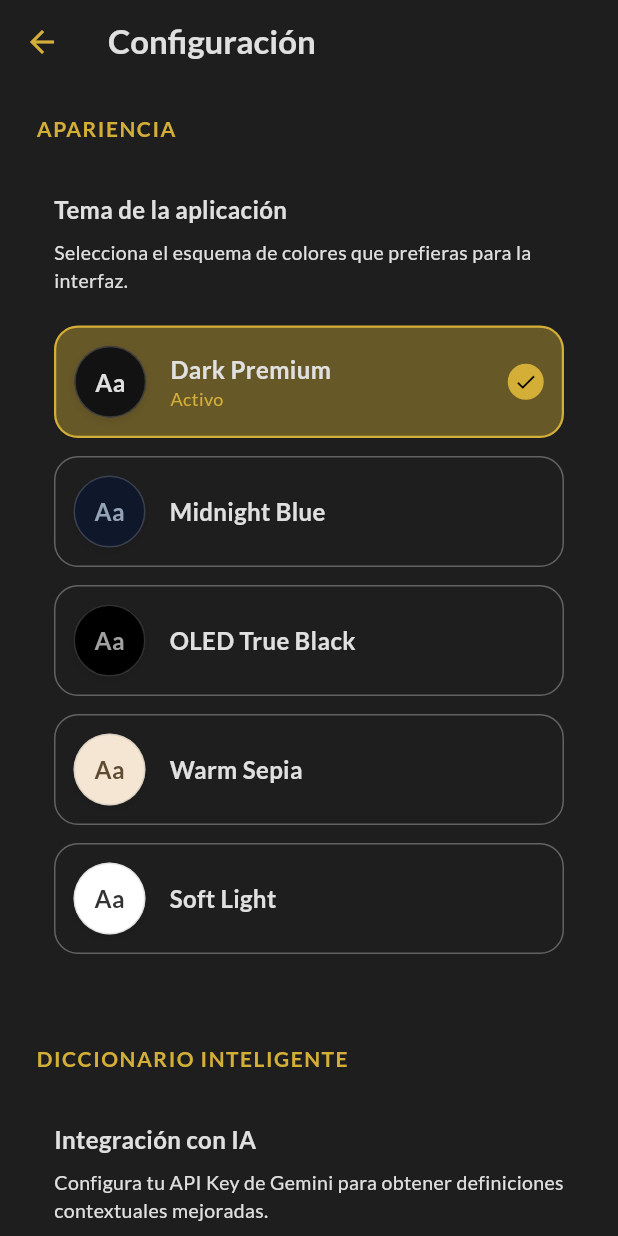
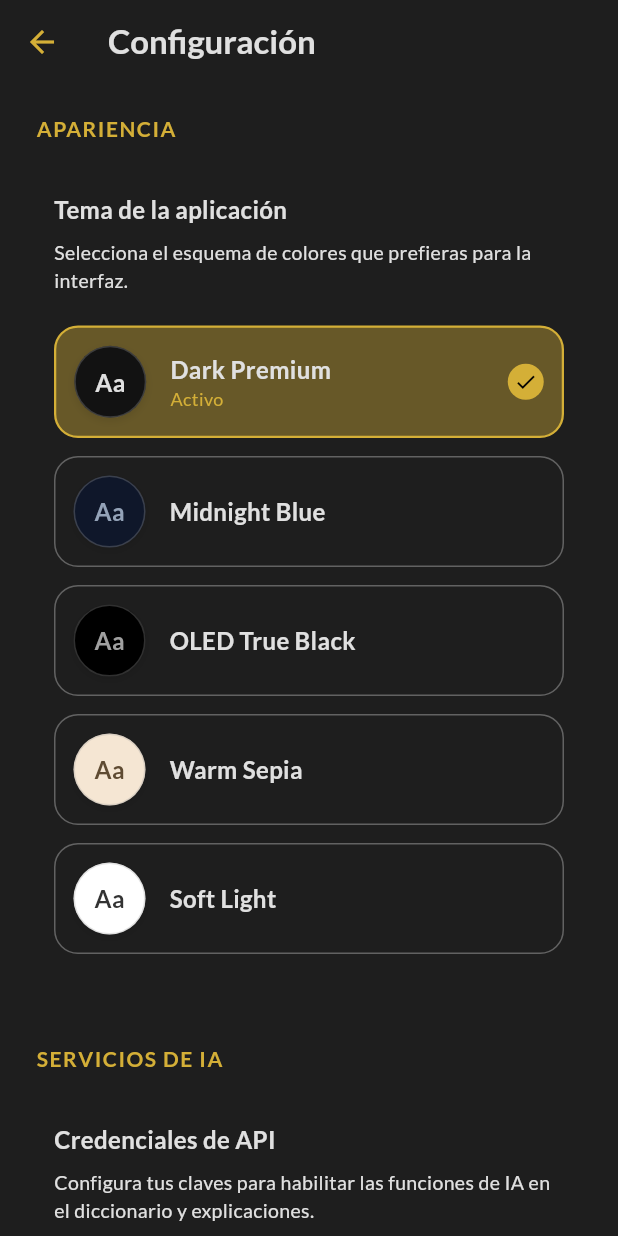
Before and after one commit to kesanchezgo/my_ebook_reader_anki_app, a Flutter app: the screen it shows after launch, after a tap on the "settings" icon, on a phone screen of 412 x 824 dp. Run offline on Flutter 3.47's test engine with Material 3 defaults, Android fonts, the phone set to English and light mode, and no system bars; our stand-ins replace csv, equatable, file_picker, flutter_bloc, flutter_tts, flutter_widget_from_html and 4 more; missing offline and left inert: epubx; accounts and stored records are empty.

Commit message:
feat: Integrate Perplexity and OpenRouter APIs for enhanced dictionary functionality

```diff
--- a/lib/screens/settings_screen.dart
+++ b/lib/screens/settings_screen.dart
@@ -57,13 +57,21 @@ class SettingsScreen extends StatelessWidget {
 
           const SizedBox(height: 32),
 
-          _buildSectionHeader(context, 'Diccionario Inteligente'),
+          _buildSectionHeader(context, 'Servicios de IA'),
           const SizedBox(height: 16),
-          _buildDictionarySection(context),
+          _buildAiServicesSection(context),
 
           const SizedBox(height: 32),
 
-          _buildContextSection(context),
+          _buildSectionHeader(context, 'Diccionario Inteligente'),
+          const SizedBox(height: 16),
+          _buildDictionaryPrioritySection(context),
+
+          const SizedBox(height: 32),
+
+          _buildSectionHeader(context, 'Explicación de Contexto'),
+          const SizedBox(height: 16),
+          _buildContextPrioritySection(context),
 
           const SizedBox(height: 32),
 
@@ -97,7 +105,7 @@ class SettingsScreen extends StatelessWidget {
     );
   }
 
-  Widget _buildDictionarySection(BuildContext context) {
+  Widget _buildAiServicesSection(BuildContext context) {
     final colorScheme = Theme.of(context).colorScheme;
 
     return Container(
@@ -110,7 +118,7 @@ class SettingsScreen extends StatelessWidget {
         crossAxisAlignment: CrossAxisAlignment.start,
         children: [
           Text(
-            'Integración con IA',
+            'Credenciales de API',
             style: TextStyle(
               fontSize: 16,
               fontWeight: FontWeight.bold,
@@ -119,17 +127,94 @@ class SettingsScreen extends StatelessWidget {
           ),
           const SizedBox(height: 8),
           Text(
-            'Configura tu API Key de Gemini para obtener definiciones contextuales mejoradas.',
+            'Configura tus claves para habilitar las funciones de IA en el diccionario y explicaciones.',
             style: TextStyle(
               fontSize: 13,
               color: colorScheme.onSurfaceVariant,
             ),
           ),
+          const SizedBox(height: 20),
+
+          // Gemini
+          _buildApiKeyField(
+            context,
+            label: 'Gemini API Key',
+            hint: 'Pega tu API Key aquí',
+            icon: Icons.auto_awesome_rounded,
+            controller: TextEditingController(text: SettingsService.instance.geminiApiKey),
+            onChanged: (val) => SettingsService.instance.setGeminiApiKey(val),
+          ),
           const SizedBox(height: 16),
-          _buildApiKeyInput(context),
-          const SizedBox(height: 24),
+
+          // Perplexity
+          _buildApiKeyField(
+            context,
+            label: 'Perplexity API Key',
+            hint: 'pplx-...',
+            icon: Icons.psychology_rounded,
+            controller: TextEditingController(text: SettingsService.instance.perplexityApiKey),
+            onChanged: (val) => SettingsService.instance.setPerplexityApiKey(val),
+          ),
+          const SizedBox(height: 16),
+
+          // OpenRouter
+          _buildApiKeyField(
+            context,
+            label: 'OpenRouter API Key',
+            hint: 'sk-or-...',
+            icon: Icons.cloud_circle_rounded,
+            controller: TextEditingController(text: SettingsService.instance.openRouterApiKey),
+            onChanged: (val) => SettingsService.instance.setOpenRouterApiKey(val),
+          ),
+        ],
+      ),
+    );
+  }
+
+  Widget _buildApiKeyField(BuildContext context, {
+    required String label,
+    required String hint,
+    required IconData icon,
+    required TextEditingController controller,
+    required Function(String) onChanged,
+  }) {
+    final colorScheme = Theme.of(context).colorScheme;
+    return TextField(
+      controller: controller,
+      onChanged: onChanged,
+      obscureText: true,
+      decoration: InputDecoration(
+        labelText: label,
+        hintText: hint,
+        prefixIcon: Icon(icon, color: colorScheme.primary),
+        border: OutlineInputBorder(
+          borderRadius: BorderRadius.circular(12),
+          borderSide: BorderSide(color: colorScheme.outline),
+        ),
+        enabledBorder: OutlineInputBorder(
+          borderRadius: BorderRadius.circular(12),
+          borderSide: BorderSide(color: colorScheme.outlineVariant),
+        ),
+        filled: true,
+        fillColor: colorScheme.surface,
+        contentPadding: const EdgeInsets.symmetric(horizontal: 16, vertical: 14),
+      ),
+    );
+  }
+
+  Widget _buildDictionaryPrioritySection(BuildContext context) {
+    final colorScheme = Theme.of(context).colorScheme;
+    return Container(
+      decoration: BoxDecoration(
+        color: colorScheme.surfaceContainerHighest.withOpacity(0.3),
+        borderRadius: BorderRadius.circular(20),
+      ),
+      padding: const EdgeInsets.all(16),
+      child: Column(
+        crossAxisAlignment: CrossAxisAlignment.start,
+        children: [
           Text(
-            'Prioridad de Búsqueda',
+            'Prioridad de Definición',
             style: TextStyle(
               fontSize: 16,
               fontWeight: FontWeight.bold,
@@ -138,7 +223,7 @@ class SettingsScreen extends StatelessWidget {
           ),
           const SizedBox(height: 8),
           Text(
-            'Arrastra para reordenar qué fuentes consultar primero.',
+            'Arrastra para reordenar qué fuentes consultar primero al buscar una palabra.',
             style: TextStyle(
               fontSize: 13,
               color: colorScheme.onSurfaceVariant,
@@ -151,35 +236,41 @@ class SettingsScreen extends StatelessWidget {
     );
   }
 
-  Widget _buildApiKeyInput(BuildContext context) {
+  Widget _buildContextPrioritySection(BuildContext context) {
     final colorScheme = Theme.of(context).colorScheme;
-    return TextField(
-      controller: TextEditingController(text: SettingsService.instance.geminiApiKey),
-      onChanged: (value) => SettingsService.instance.setGeminiApiKey(value),
-      obscureText: true,
-      decoration: InputDecoration(
-        labelText: 'Gemini API Key',
-        hintText: 'Pega tu API Key aquí',
-        prefixIcon: Icon(Icons.key_rounded, color: colorScheme.primary),
-        border: OutlineInputBorder(
-          borderRadius: BorderRadius.circular(12),
-          borderSide: BorderSide(color: colorScheme.outline),
-        ),
-        enabledBorder: OutlineInputBorder(
-          borderRadius: BorderRadius.circular(12),
-          borderSide: BorderSide(color: colorScheme.outlineVariant),
-        ),
-        filled: true,
-        fillColor: colorScheme.surface,
+    return Container(
+      decoration: BoxDecoration(
+        color: colorScheme.surfaceContainerHighest.withOpacity(0.3),
+        borderRadius: BorderRadius.circular(20),
+      ),
+      padding: const EdgeInsets.all(16),
+      child: Column(
+        crossAxisAlignment: CrossAxisAlignment.start,
+        children: [
+          Text(
+            'Prioridad de Explicación',
+            style: TextStyle(
+              fontSize: 16,
+              fontWeight: FontWeight.bold,
+              color: colorScheme.onSurface,
+            ),
+          ),
+          const SizedBox(height: 8),
+          Text(
+            'Arrastra para reordenar qué IA consultar primero al analizar el contexto.',
+            style: TextStyle(
+              fontSize: 13,
+              color: colorScheme.onSurfaceVariant,
+            ),
+          ),
+          const SizedBox(height: 16),
+          _buildContextPriorityList(context),
+        ],
       ),
     );
   }
 
   Widget _buildPriorityList(BuildContext context) {
-    // Necesitamos un StatefulWidget local para manejar el reordenamiento visualmente
-    // antes de guardar, pero como SettingsScreen es Stateless, usaremos un StatefulBuilder
-    // o simplemente reconstruiremos al cambiar.
-
     return StatefulBuilder(
       builder: (context, setState) {
         final priorities = SettingsService.instance.dictionaryPriority;
@@ -192,12 +283,10 @@ class SettingsScreen extends StatelessWidget {
               if (oldIndex < newIndex) {
                 newIndex -= 1;
               }
-              // Crear una copia mutable de la lista antes de modificarla
               final newPriorities = List<String>.from(priorities);
               final item = newPriorities.removeAt(oldIndex);
               newPriorities.insert(newIndex, item);
 
-              // Guardar la nueva lista
               SettingsService.instance.setDictionaryPriority(newPriorities);
             });
           },
@@ -215,106 +304,6 @@ class SettingsScreen extends StatelessWidget {
           ],
         );
       },
-    );
-  }
-
-  Widget _buildContextSection(BuildContext context) {
-    final colorScheme = Theme.of(context).colorScheme;
-
-    return Container(
-      decoration: BoxDecoration(
-        color: colorScheme.surfaceContainerHighest.withOpacity(0.3),
-        borderRadius: BorderRadius.circular(20),
-      ),
-      padding: const EdgeInsets.all(16),
-      child: Column(
-        crossAxisAlignment: CrossAxisAlignment.start,
-        children: [
-          Text(
-            'Explicación de Contexto',
-            style: TextStyle(
-              fontSize: 16,
-              fontWeight: FontWeight.bold,
-              color: colorScheme.onSurface,
-            ),
-          ),
-          const SizedBox(height: 8),
-          Text(
-            'Configura las fuentes de IA para explicar el contexto de las oraciones.',
-            style: TextStyle(
-              fontSize: 13,
-              color: colorScheme.onSurfaceVariant,
-            ),
-          ),
-          const SizedBox(height: 16),
-
-          // Perplexity API Key
-          TextField(
-            controller: TextEditingController(text: SettingsService.instance.perplexityApiKey),
-            onChanged: (value) => SettingsService.instance.setPerplexityApiKey(value),
-            obscureText: true,
-            decoration: InputDecoration(
-              labelText: 'Perplexity API Key',
-              hintText: 'pplx-...',
-              prefixIcon: Icon(Icons.psychology_rounded, color: colorScheme.primary),
-              border: OutlineInputBorder(
-                borderRadius: BorderRadius.circular(12),
-                borderSide: BorderSide(color: colorScheme.outline),
-              ),
-              enabledBorder: OutlineInputBorder(
-                borderRadius: BorderRadius.circular(12),
-                borderSide: BorderSide(color: colorScheme.outlineVariant),
-              ),
-              filled: true,
-              fillColor: colorScheme.surface,
-            ),
-          ),
-
-          const SizedBox(height: 16),
-
-          // OpenRouter API Key
-          TextField(
-            controller: TextEditingController(text: SettingsService.instance.openRouterApiKey),
-            onChanged: (value) => SettingsService.instance.setOpenRouterApiKey(value),
-            obscureText: true,
-            decoration: InputDecoration(
-              labelText: 'OpenRouter API Key',
-              hintText: 'sk-or-...',
-              prefixIcon: Icon(Icons.cloud_circle_rounded, color: colorScheme.primary),
-              border: OutlineInputBorder(
-                borderRadius: BorderRadius.circular(12),
-                borderSide: BorderSide(color: colorScheme.outline),
-              ),
-              enabledBorder: OutlineInputBorder(
-                borderRadius: BorderRadius.circular(12),
-                borderSide: BorderSide(color: colorScheme.outlineVariant),
-              ),
-              filled: true,
-              fillColor: colorScheme.surface,
-            ),
-          ),
-
-          const SizedBox(height: 24),
-          Text(
-            'Prioridad de Explicación',
-            style: TextStyle(
-              fontSize: 16,
-              fontWeight: FontWeight.bold,
-              color: colorScheme.onSurface,
-            ),
-          ),
-          const SizedBox(height: 8),
-          Text(
-            'Arrastra para reordenar qué IA consultar primero.',
-            style: TextStyle(
-              fontSize: 13,
-              color: colorScheme.onSurfaceVariant,
-            ),
-          ),
-          const SizedBox(height: 16),
-          _buildContextPriorityList(context),
-        ],
-      ),
     );
   }
 
--- a/lib/services/settings_service.dart
+++ b/lib/services/settings_service.dart
@@ -32,7 +32,7 @@ class SettingsService {
   static const String _defaultGeminiApiKey = '';
   static const String _defaultPerplexityApiKey = '';
   static const String _defaultOpenRouterApiKey = '';
-  static const List<String> _defaultDictionaryPriority = ['gemini', 'local', 'web'];
+  static const List<String> _defaultDictionaryPriority = ['gemini', 'perplexity', 'openrouter', 'local', 'web'];
   static const List<String> _defaultContextPriority = ['gemini', 'perplexity', 'openrouter'];
 
   // Current State
@@ -89,15 +89,40 @@ class SettingsService {
 
     // Migración: Asegurar que todas las opciones por defecto estén en la lista (para nuevos proveedores como openrouter)
     bool changed = false;
+
+    // Migración Contexto
     for (final defaultItem in _defaultContextPriority) {
       if (!_contextPriority.contains(defaultItem)) {
         _contextPriority.add(defaultItem);
         changed = true;
       }
     }
-
     if (changed) {
       await _prefs!.setStringList(_keyContextPriority, _contextPriority);
+    }
+
+    // Migración Diccionario
+    bool dictChanged = false;
+    for (final defaultItem in _defaultDictionaryPriority) {
+      if (!_dictionaryPriority.contains(defaultItem)) {
+        // Insertar al principio si son IAs, o manejar lógica específica.
+        // Por simplicidad, añadimos al final si no existen, pero idealmente las IAs van antes de local/web si el usuario no ha personalizado mucho.
+        // Si la lista es la antigua ['gemini', 'local', 'web'], queremos insertar perplexity y openrouter después de gemini.
+        if (defaultItem == 'perplexity' || defaultItem == 'openrouter') {
+           int geminiIndex = _dictionaryPriority.indexOf('gemini');
+           if (geminiIndex != -1) {
+             _dictionaryPriority.insert(geminiIndex + 1, defaultItem);
+           } else {
+             _dictionaryPriority.insert(0, defaultItem);
+           }
+        } else {
+          _dictionaryPriority.add(defaultItem);
+        }
+        dictChanged = true;
+      }
+    }
+    if (dictChanged) {
+      await _prefs!.setStringList(_keyDictionaryPriority, _dictionaryPriority);
     }
 
     // Update notifier
```
Also changed, not shown: lib/services/dictionary_service.dart (+137 -0 lines).
